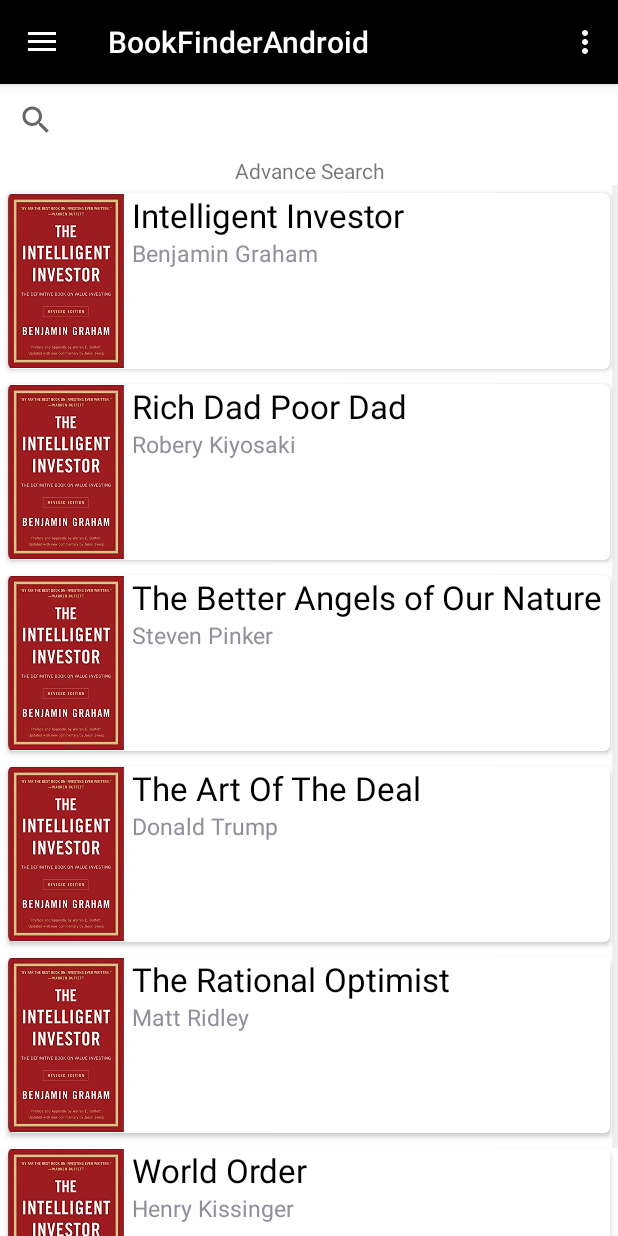
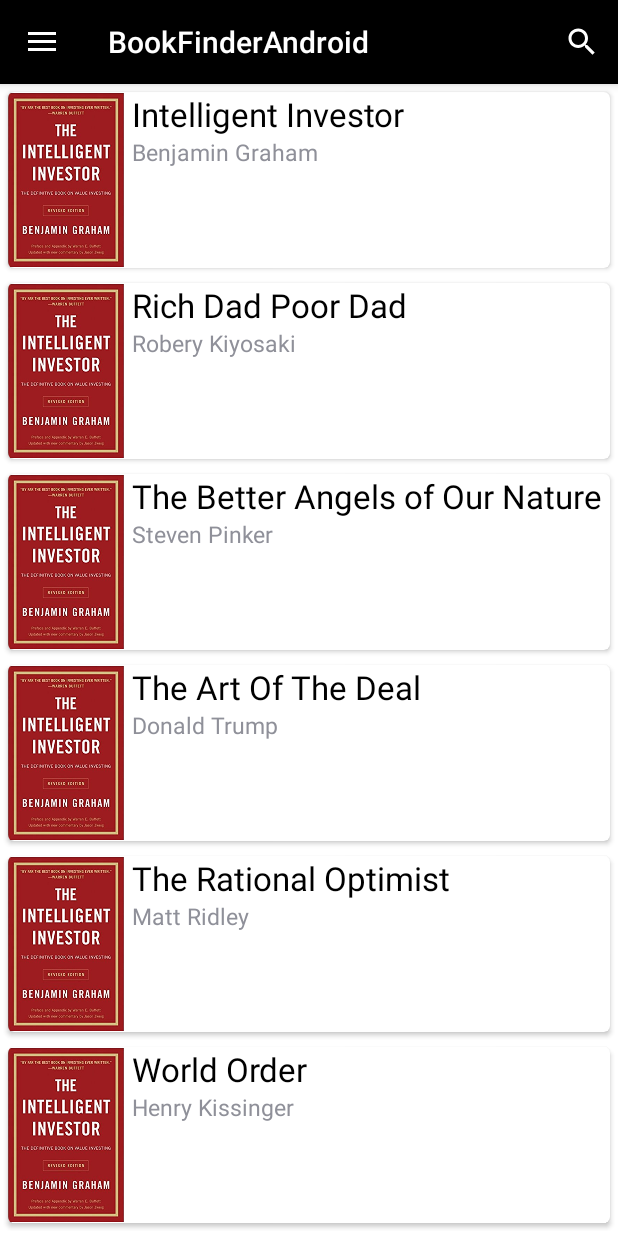
Before and after one commit to gaara4896/BookFinderAndroid, an Android app: the MainActivity screen opened directly, with no data from a screen before it, on a phone screen of 412 x 824 dp. Run offline under Robolectric (Android 15) with nearby library versions, the phone set to English and light mode, and no system bars.

Commit message:
Modify searchview in toolbar and move advance search to menu

```diff
--- a/app/src/main/java/com/example/gaara/bookfinderandroid/MainActivity.kt
+++ b/app/src/main/java/com/example/gaara/bookfinderandroid/MainActivity.kt
@@ -53,9 +53,6 @@ class MainActivity : AppCompatActivity(), NavigationView.OnNavigationItemSelecte
             startActivity(intent)
         }
 
-        textView_AdvanceSearch.setOnClickListener {
-            startActivity(Intent(this, AdvanceSearch::class.java))
-        }
     }
 
     override fun onBackPressed() {
@@ -76,10 +73,7 @@ class MainActivity : AppCompatActivity(), NavigationView.OnNavigationItemSelecte
         // Handle action bar item clicks here. The action bar will
         // automatically handle clicks on the Home/Up button, so long
         // as you specify a parent activity in AndroidManifest.xml.
-        when (item.itemId) {
-            R.id.action_settings -> return true
-            else -> return super.onOptionsItemSelected(item)
-        }
+        return true
     }
 
     override fun onNavigationItemSelected(item: MenuItem): Boolean {
@@ -87,6 +81,9 @@ class MainActivity : AppCompatActivity(), NavigationView.OnNavigationItemSelecte
         when (item.itemId) {
             R.id.nav_Bookstores -> {
                 startActivity(Intent(this, BookStoreList::class.java))
+            }
+            R.id.nav_AdvanceSearch -> {
+                startActivity(Intent(this, AdvanceSearch::class.java))
             }
             R.id.nav_logout -> {
                 SessionManager(applicationContext).setLogin(false)
--- a/app/src/main/res/layout/app_bar_main.xml
+++ b/app/src/main/res/layout/app_bar_main.xml
@@ -16,7 +16,9 @@
             android:layout_width="match_parent"
             android:layout_height="?attr/actionBarSize"
             android:background="?attr/colorPrimary"
-            app:popupTheme="@style/AppTheme.PopupOverlay" />
+            app:popupTheme="@style/AppTheme.PopupOverlay">
+
+        </android.support.v7.widget.Toolbar>
 
     </android.support.design.widget.AppBarLayout>
 
--- a/app/src/main/res/layout/content_main.xml
+++ b/app/src/main/res/layout/content_main.xml
@@ -13,20 +13,6 @@
         android:layout_height="match_parent"
         android:orientation="vertical">
 
-
-        <SearchView
-            android:layout_width="match_parent"
-            android:layout_height="wrap_content"
-            android:id="@+id/searchView_Name"
-            android:queryHint="Search" />
-
-        <TextView
-            android:layout_width="match_parent"
-            android:layout_height="wrap_content"
-            android:text="Advance Search"
-            android:textAlignment="center"
-            android:id="@+id/textView_AdvanceSearch"/>
-
         <ListView
             android:layout_width="match_parent"
             android:layout_height="match_parent"
--- a/app/src/main/res/layout/nav_header_main.xml
+++ b/app/src/main/res/layout/nav_header_main.xml
@@ -23,13 +23,13 @@
         android:layout_width="match_parent"
         android:layout_height="wrap_content"
         android:paddingTop="@dimen/nav_header_vertical_spacing"
-        android:text="Android Studio"
+        android:text="Book Finder"
         android:textAppearance="@style/TextAppearance.AppCompat.Body1" />
 
     <TextView
         android:id="@+id/textView"
         android:layout_width="wrap_content"
         android:layout_height="wrap_content"
-        android:text="android.studio@android.com" />
+        android:text="info@bookfinder.com" />
 
 </LinearLayout>
--- a/app/src/main/res/menu/activity_main_drawer.xml
+++ b/app/src/main/res/menu/activity_main_drawer.xml
@@ -5,12 +5,17 @@
 
     <group android:checkableBehavior="single">
         <item
+            android:id="@+id/nav_AdvanceSearch"
+            android:icon="@android:drawable/ic_menu_search"
+            android:title="Advance Search"
+            />
+        <item
             android:id="@+id/nav_Bookstores"
-            android:icon="@drawable/ic_menu_camera"
+            android:icon="@drawable/book"
             android:title="Bookstores" />
     </group>
 
-    <item android:title="Communicate">
+    <item android:title="Account">
         <menu>
             <item
                 android:id="@+id/nav_logout"
--- a/app/src/main/res/menu/main.xml
+++ b/app/src/main/res/menu/main.xml
@@ -2,8 +2,9 @@
 <menu xmlns:android="http://schemas.android.com/apk/res/android"
     xmlns:app="http://schemas.android.com/apk/res-auto">
     <item
-        android:id="@+id/action_settings"
-        android:orderInCategory="100"
-        android:title="@string/action_settings"
-        app:showAsAction="never" />
+        android:id="@+id/action_search"
+        android:icon="@android:drawable/ic_menu_search"
+        app:showAsAction="always"
+        app:actionViewClass="android.support.v7.widget.SearchView"
+        android:title="Search"/>
 </menu>
```
